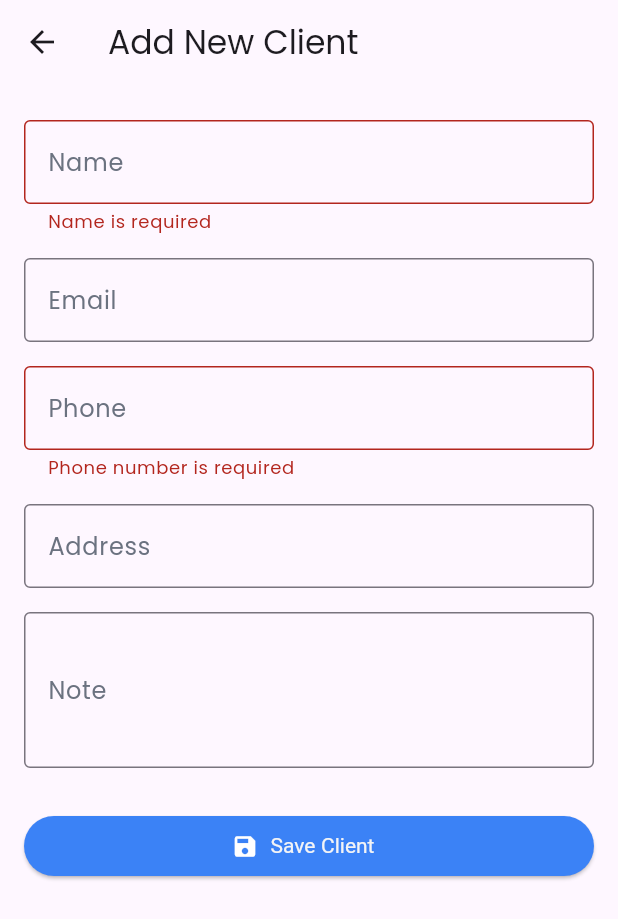
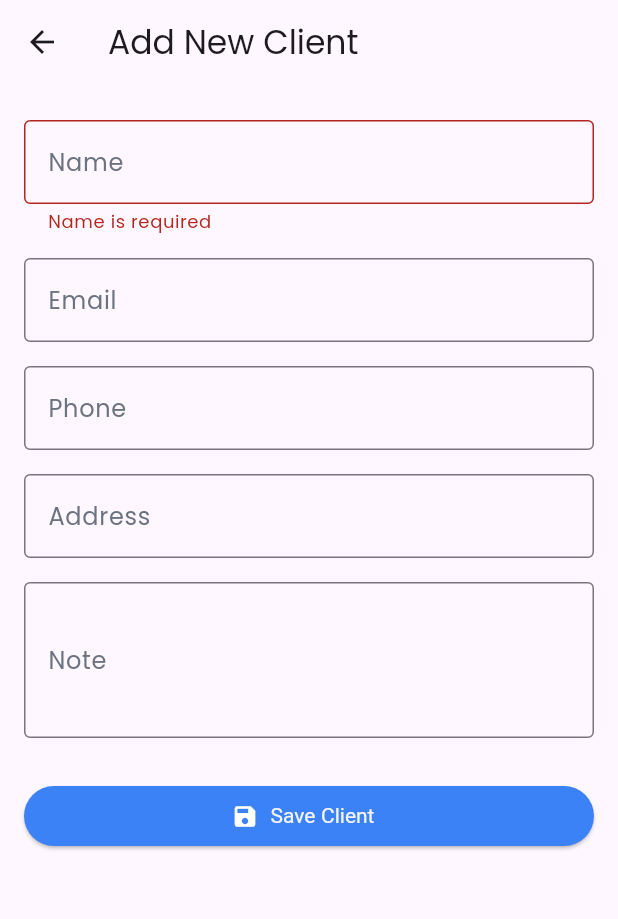
Before and after one commit to kavi17498/Billora_Invoice_App, a Flutter app: the AddClientScreen screen opened by its route, after a tap on "Save Client", on a phone screen of 412 x 824 dp. Shown: the top 919 px of the screen. Run offline on Flutter 3.47's test engine with Material 3 defaults, Android fonts, the light colour scheme and no system bars; our stand-ins replace fl_chart, google_fonts, image_picker, lottie, pdf, share_plus and 1 more; missing offline and left inert: flutter_pdfview; accounts and stored records are empty.

Commit message:
client now can add using only name

```diff
--- a/lib/screens/client/add_client.dart
+++ b/lib/screens/client/add_client.dart
@@ -166,13 +166,12 @@ class _AddClientScreenState extends State<AddClientScreen> {
         ),
         style: TextStyle(color: secondaryColor),
         validator: (value) {
-          if (value == null || value.isEmpty) {
-            return 'Phone number is required';
-          }
-          // Ensure the phone number only contains digits
-          final phoneRegex = RegExp(r'^\d+$');
-          if (!phoneRegex.hasMatch(value)) {
-            return 'Enter a valid phone number';
+          if (value != null && value.isNotEmpty) {
+            // Ensure the phone number only contains digits
+            final phoneRegex = RegExp(r'^\d+$');
+            if (!phoneRegex.hasMatch(value)) {
+              return 'Enter a valid phone number';
+            }
           }
           return null;
         },
```
